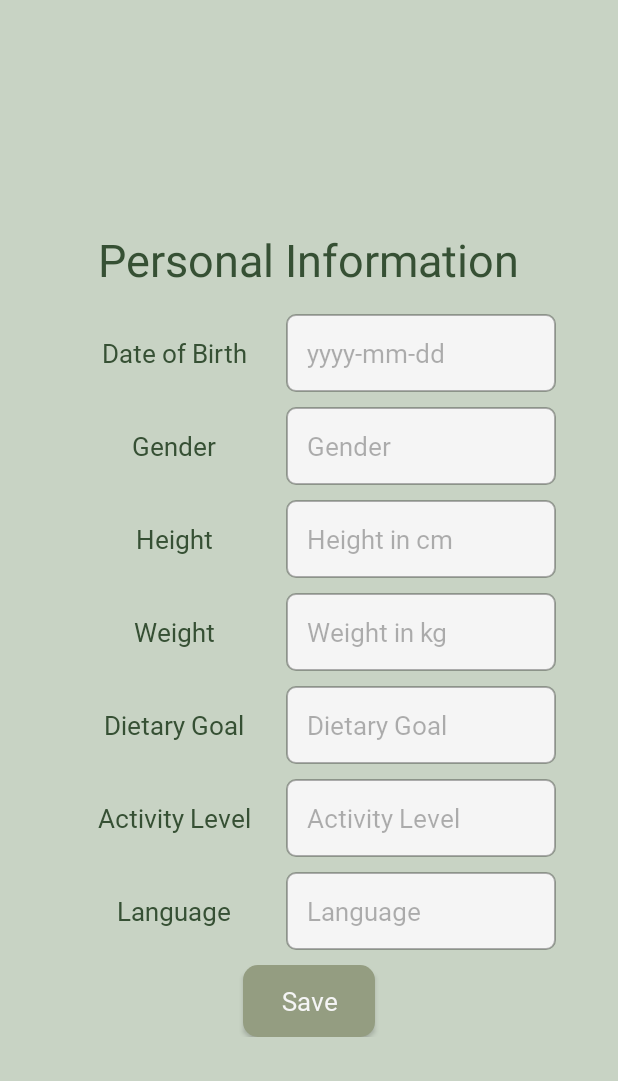
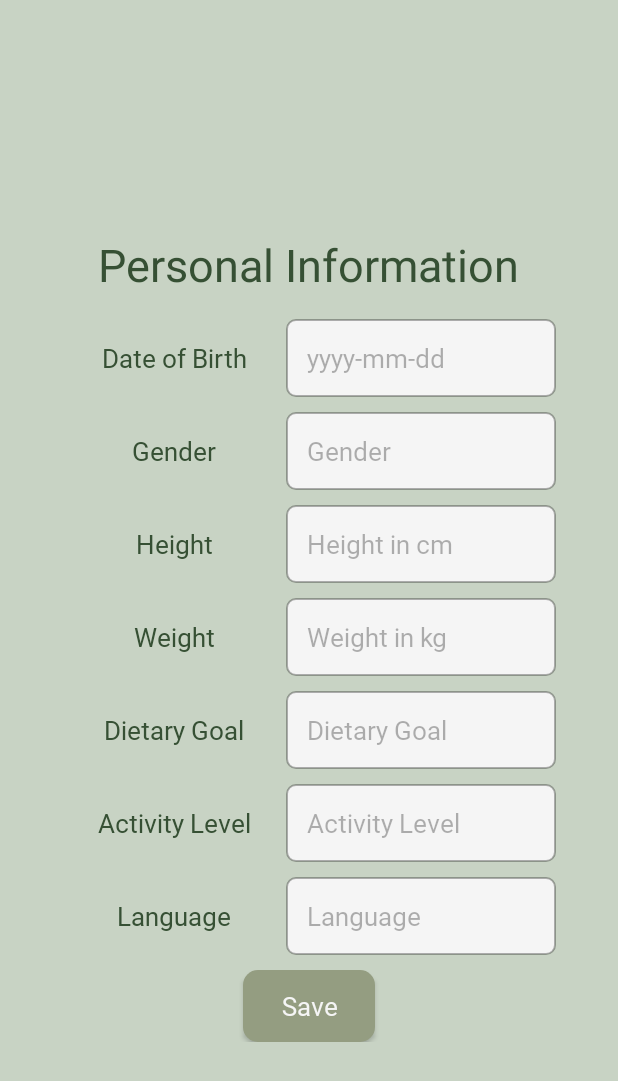
Before and after one commit to BT3X/DietAdvisor, an Android app: the SignUpwithOAuth screen opened directly, with no data from a screen before it, on a phone screen of 412 x 824 dp. Shown: the top 1081 px of the screen. Run offline under Robolectric (Android 15) with nearby library versions, the phone set to English and light mode, and no system bars; our stand-ins replace sdp/ssp sizes; Roboto replaces fonts that are not available here.

Commit message:
fix the top padding and layout padding of headers

```diff
--- a/app/src/main/java/com/example/dietadvisor/AnalysisResult.kt
+++ b/app/src/main/java/com/example/dietadvisor/AnalysisResult.kt
@@ -33,7 +33,7 @@ class AnalysisResult : AppCompatActivity() {
         setContentView(R.layout.activity_analysis_result)
         ViewCompat.setOnApplyWindowInsetsListener(findViewById(R.id.main)) { v, insets ->
             val systemBars = insets.getInsets(WindowInsetsCompat.Type.systemBars())
-            v.setPadding(systemBars.left, 30, systemBars.right, systemBars.bottom)
+            v.setPadding(systemBars.left, 40, systemBars.right, systemBars.bottom)
             insets
         }
 
--- a/app/src/main/java/com/example/dietadvisor/HomePage.kt
+++ b/app/src/main/java/com/example/dietadvisor/HomePage.kt
@@ -29,7 +29,7 @@ class HomePage : AppCompatActivity() {
         setContentView(R.layout.activity_home_page)
         ViewCompat.setOnApplyWindowInsetsListener(findViewById(R.id.main)) { v, insets ->
             val systemBars = insets.getInsets(WindowInsetsCompat.Type.systemBars())
-            v.setPadding(systemBars.left, 30, systemBars.right, systemBars.bottom)
+            v.setPadding(systemBars.left, 40, systemBars.right, systemBars.bottom)
             insets
         }
 
--- a/app/src/main/java/com/example/dietadvisor/LoginActivity.kt
+++ b/app/src/main/java/com/example/dietadvisor/LoginActivity.kt
@@ -25,7 +25,7 @@ class LoginActivity : AppCompatActivity() {
         setContentView(R.layout.activity_login)
         ViewCompat.setOnApplyWindowInsetsListener(findViewById(R.id.main)) { v, insets ->
             val systemBars = insets.getInsets(WindowInsetsCompat.Type.systemBars())
-            v.setPadding(systemBars.left, 30, systemBars.right, systemBars.bottom)
+            v.setPadding(systemBars.left, 40, systemBars.right, systemBars.bottom)
             insets
         }
 
--- a/app/src/main/java/com/example/dietadvisor/RecognitionResult.kt
+++ b/app/src/main/java/com/example/dietadvisor/RecognitionResult.kt
@@ -36,7 +36,7 @@ class RecognitionResult : AppCompatActivity() {
         setContentView(R.layout.activity_recognition_result)
         ViewCompat.setOnApplyWindowInsetsListener(findViewById(R.id.main)) { v, insets ->
             val systemBars = insets.getInsets(WindowInsetsCompat.Type.systemBars())
-            v.setPadding(systemBars.left, 30, systemBars.right, systemBars.bottom)
+            v.setPadding(systemBars.left, 40, systemBars.right, systemBars.bottom)
             insets
         }
 
--- a/app/src/main/java/com/example/dietadvisor/Recommendations.kt
+++ b/app/src/main/java/com/example/dietadvisor/Recommendations.kt
@@ -28,7 +28,7 @@ class Recommendations : AppCompatActivity() {
         setContentView(R.layout.activity_recommendations)
         ViewCompat.setOnApplyWindowInsetsListener(findViewById(R.id.main)) { v, insets ->
             val systemBars = insets.getInsets(WindowInsetsCompat.Type.systemBars())
-            v.setPadding(systemBars.left, 30, systemBars.right, systemBars.bottom)
+            v.setPadding(systemBars.left, 40, systemBars.right, systemBars.bottom)
             insets
         }
 
--- a/app/src/main/java/com/example/dietadvisor/SignUpwithOAuth.kt
+++ b/app/src/main/java/com/example/dietadvisor/SignUpwithOAuth.kt
@@ -23,7 +23,7 @@ class SignUpwithOAuth : AppCompatActivity() {
         setContentView(R.layout.activity_sign_upwith_oauth)
         ViewCompat.setOnApplyWindowInsetsListener(findViewById(R.id.main)) { v, insets ->
             val systemBars = insets.getInsets(WindowInsetsCompat.Type.systemBars())
-            v.setPadding(systemBars.left, 30, systemBars.right, systemBars.bottom)
+            v.setPadding(systemBars.left, 40, systemBars.right, systemBars.bottom)
             insets
         }
 
--- a/app/src/main/java/com/example/dietadvisor/Tracking.kt
+++ b/app/src/main/java/com/example/dietadvisor/Tracking.kt
@@ -46,7 +46,7 @@ class Tracking : AppCompatActivity() {
         setContentView(R.layout.activity_tracking)
         ViewCompat.setOnApplyWindowInsetsListener(findViewById(R.id.main)) { v, insets ->
             val systemBars = insets.getInsets(WindowInsetsCompat.Type.systemBars())
-            v.setPadding(systemBars.left, 30, systemBars.right, systemBars.bottom)
+            v.setPadding(systemBars.left, 40, systemBars.right, systemBars.bottom)
             insets
         }
 
--- a/app/src/main/java/com/example/dietadvisor/UserProfile.kt
+++ b/app/src/main/java/com/example/dietadvisor/UserProfile.kt
@@ -27,7 +27,7 @@ class UserProfile : AppCompatActivity() {
         setContentView(R.layout.activity_profile)
         ViewCompat.setOnApplyWindowInsetsListener(findViewById(R.id.main)) { v, insets ->
             val systemBars = insets.getInsets(WindowInsetsCompat.Type.systemBars())
-            v.setPadding(systemBars.left, 30, systemBars.right, systemBars.bottom)
+            v.setPadding(systemBars.left, 40, systemBars.right, systemBars.bottom)
             insets
         }
 
```
